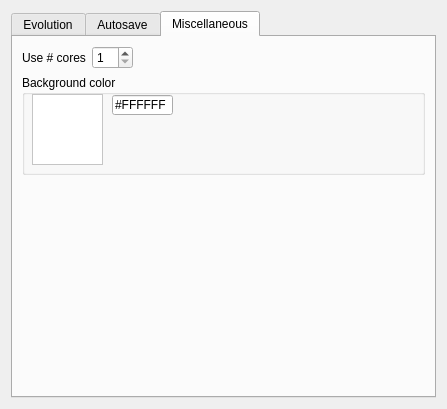
This is optionsform.ui in superkartoffel/evo-cubist as Qt 5 draws it before an edit. The edited form follows.
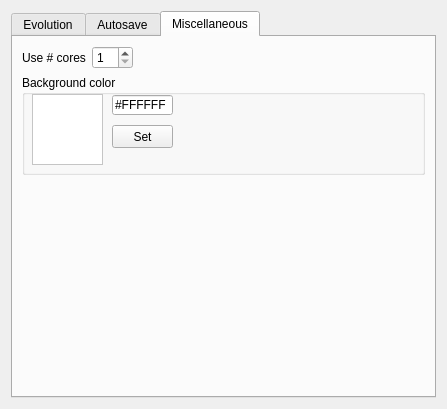
This is the edited form. The open tabs and pages were chosen to show the change. Icons and pictures are not drawn.

Diff of the .ui file:
```diff
--- a/optionsform.ui
+++ b/optionsform.ui
@@ -792,6 +792,19 @@
            <string>#FFFFFF</string>
           </property>
          </widget>
+         <widget class="QPushButton" name="setBackgroundColorPushButton">
+          <property name="geometry">
+           <rect>
+            <x>90</x>
+            <y>50</y>
+            <width>61</width>
+            <height>23</height>
+           </rect>
+          </property>
+          <property name="text">
+           <string>Set</string>
+          </property>
+         </widget>
         </widget>
        </item>
       </layout>
```
Left out of the diff: 26 changed lines with no effect on the pictures.
